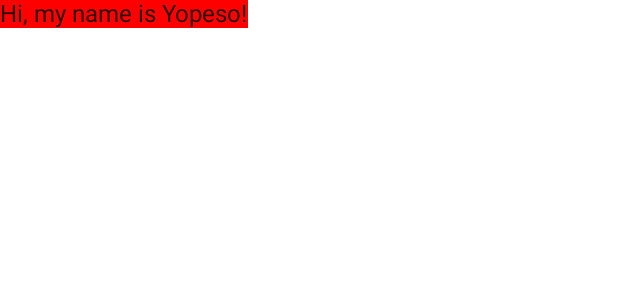
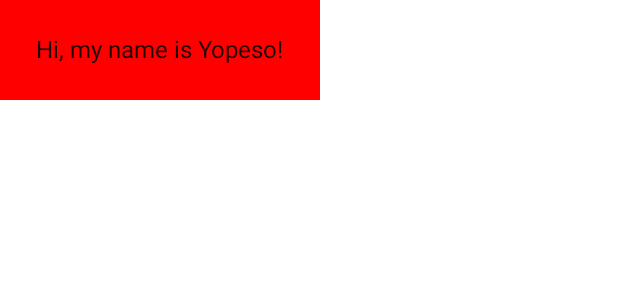
Before and after one commit to BogdanPetrisor/GreetingCard, an Android app built with Jetpack Compose: the @Preview function DefaultPreview, on a phone screen of 412 x 824 dp. Shown: the top 300 px of the screen. Run offline under Robolectric (Android 15) with nearby library versions, the phone set to English and light mode, and no system bars.

Commit message:
Add padding modifier to the text

```diff
--- a/app/src/main/java/com/example/greetingcard/MainActivity.kt
+++ b/app/src/main/java/com/example/greetingcard/MainActivity.kt
@@ -5,6 +5,7 @@ import androidx.activity.ComponentActivity
 import androidx.activity.compose.setContent
 import androidx.compose.foundation.layout.Box
 import androidx.compose.foundation.layout.fillMaxSize
+import androidx.compose.foundation.layout.padding
 import androidx.compose.material.MaterialTheme
 import androidx.compose.material.Surface
 import androidx.compose.material.Text
@@ -12,6 +13,7 @@ import androidx.compose.runtime.Composable
 import androidx.compose.ui.Modifier
 import androidx.compose.ui.graphics.Color
 import androidx.compose.ui.tooling.preview.Preview
+import androidx.compose.ui.unit.dp
 import com.example.greetingcard.ui.theme.GreetingCardTheme
 
 class MainActivity : ComponentActivity() {
@@ -20,7 +22,10 @@ class MainActivity : ComponentActivity() {
         setContent {
             GreetingCardTheme {
                 // A surface container using the 'background' color from the theme
-                Surface(modifier = Modifier.fillMaxSize(), color = MaterialTheme.colors.background) {
+                Surface(
+                    modifier = Modifier.fillMaxSize(),
+                    color = MaterialTheme.colors.background
+                ) {
                     Greeting("Android")
                 }
             }
@@ -31,7 +36,7 @@ class MainActivity : ComponentActivity() {
 @Composable
 fun Greeting(name: String) {
     Surface(color = Color.Red) {
-        Text(text = "Hi, my name is $name!")
+        Text(text = "Hi, my name is $name!", modifier = Modifier.padding(24.dp))
     }
 }
 
```
